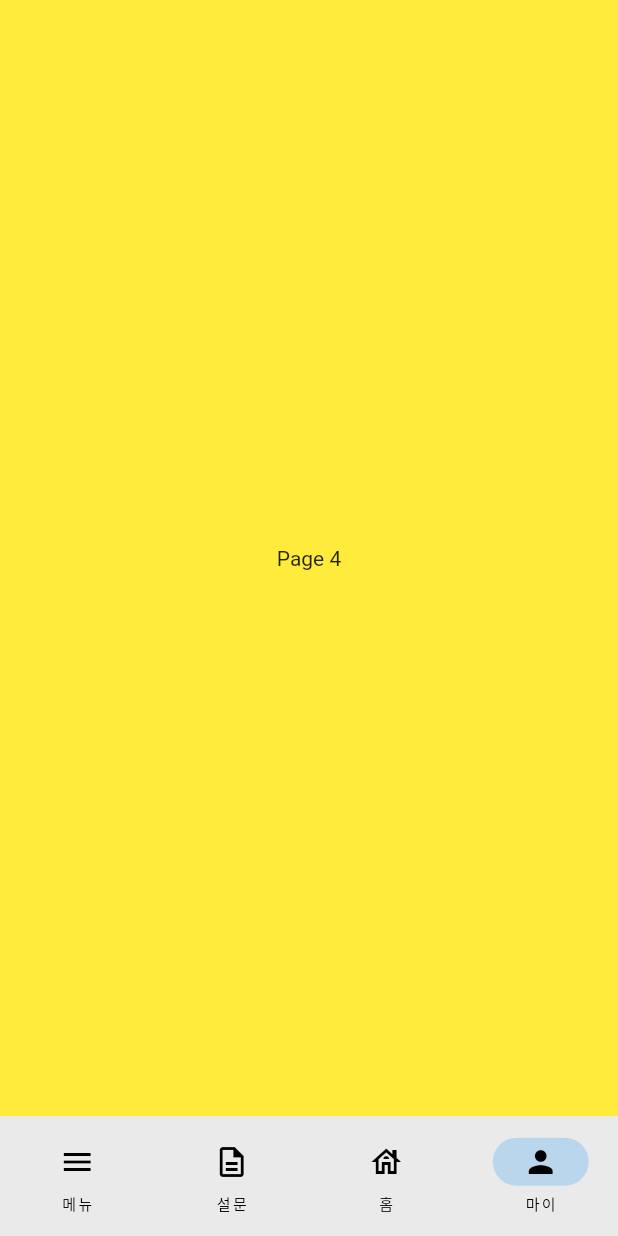
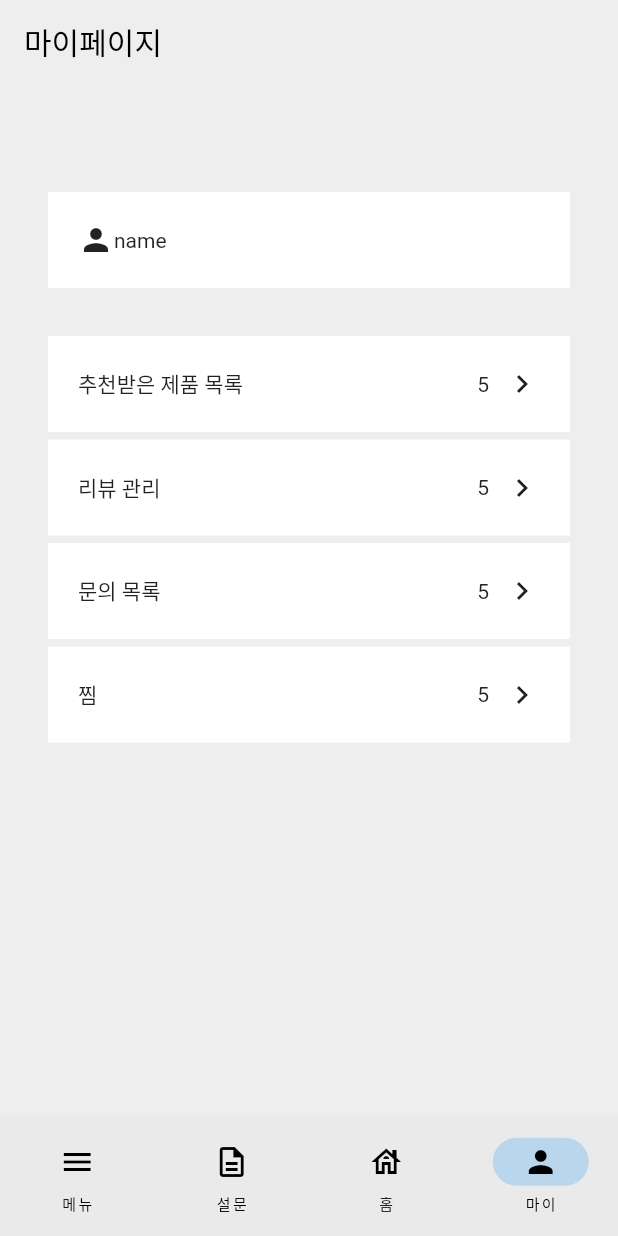
Before and after one commit to alswn2348/healfooyou_flutter, a Flutter app: the screen it shows after launch, item 4 of the bottom bar chosen, on a phone screen of 412 x 824 dp. Run offline on Flutter 3.47's test engine with Material 2 defaults, Android fonts, the phone set to English and light mode, and no system bars; our stand-ins replace font_awesome_flutter, go_router.

Commit message:
design : 프로필 화면

```diff
--- a/lib/common/main_navigation/navigator.dart
+++ b/lib/common/main_navigation/navigator.dart
@@ -1,5 +1,6 @@
 import 'package:flutter/material.dart';
 import 'package:healfooyou_flutter/home/home_screen.dart';
+import 'package:healfooyou_flutter/user/user_profile_screen.dart';
 
 class Navigator extends StatefulWidget {
   static String routeName = "home";
@@ -57,11 +58,7 @@ class _NavigatorState extends State<Navigator> {
           child: const Text('Page 2'),
         ),
         const HomeScreen(),
-        Container(
-          color: Colors.yellow,
-          alignment: Alignment.center,
-          child: const Text('Page 4'),
-        ),
+        const UserProfileScreen()
       ][currentPageIndex],
     );
   }
--- /dev/null
+++ b/lib/user/user_profile_screen.dart
@@ -0,0 +1,82 @@
+import 'package:flutter/material.dart';
+import 'package:healfooyou_flutter/constants/gaps.dart';
+import 'package:healfooyou_flutter/constants/sizes.dart';
+
+class UserProfileScreen extends StatelessWidget {
+  const UserProfileScreen({super.key});
+
+  @override
+  Widget build(BuildContext context) {
+    return Scaffold(
+      appBar: AppBar(
+        title: const Text(
+          "마이페이지",
+          style: TextStyle(color: Colors.black),
+        ),
+        elevation: 0,
+        backgroundColor: Colors.grey.shade200,
+      ),
+      body: Container(
+        padding: const EdgeInsets.only(
+          right: Sizes.size32,
+          left: Sizes.size32,
+          top: Sizes.size72,
+        ),
+        color: Colors.grey.shade200,
+        child: Column(children: [
+          Container(
+            padding: const EdgeInsets.all(Sizes.size20),
+            color: Colors.white,
+            child: Row(
+              children: const [
+                Icon(Icons.person),
+                Text("name"),
+              ],
+            ),
+          ),
+          Gaps.v32,
+          const tabBotton(
+            text: "추천받은 제품 목록",
+          ),
+          Gaps.v5,
+          const tabBotton(
+            text: "리뷰 관리",
+          ),
+          Gaps.v5,
+          const tabBotton(
+            text: "문의 목록",
+          ),
+          Gaps.v5,
+          const tabBotton(
+            text: "찜",
+          ),
+        ]),
+      ),
+    );
+  }
+}
+
+class tabBotton extends StatelessWidget {
+  const tabBotton({
+    super.key,
+    required this.text,
+  });
+
+  final String text;
+
+  @override
+  Widget build(BuildContext context) {
+    return Container(
+      padding: const EdgeInsets.all(Sizes.size20),
+      color: Colors.white,
+      child: Row(
+        children: [
+          Expanded(child: Text(text)),
+          const Text("5"),
+          Gaps.h10,
+          const Icon(Icons.chevron_right),
+        ],
+      ),
+    );
+  }
+}
```
Also changed, not shown: lib/home/home_screen.dart (+8 -6 lines).
